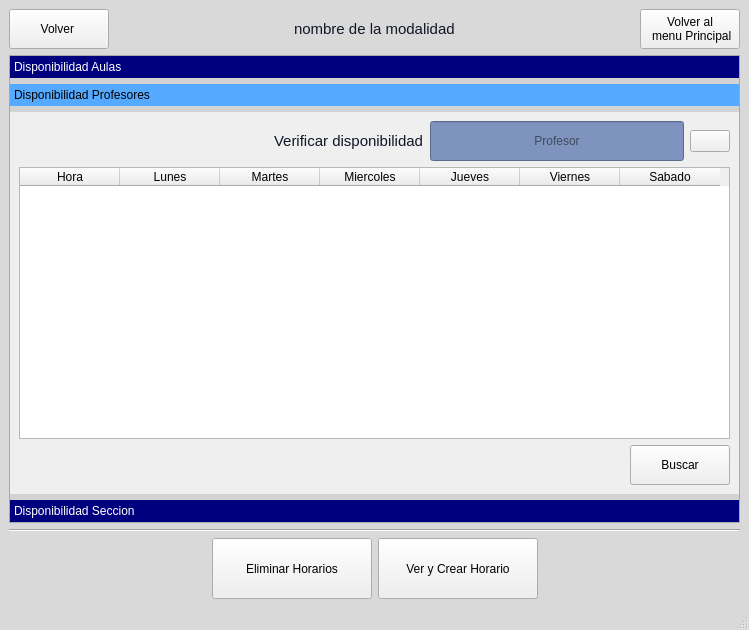
Before: the Qt Designer form ui/plantilla_menu_de_horarios.ui in Reinaldito04/IUTA----HORARIOS, drawn with Qt 5.
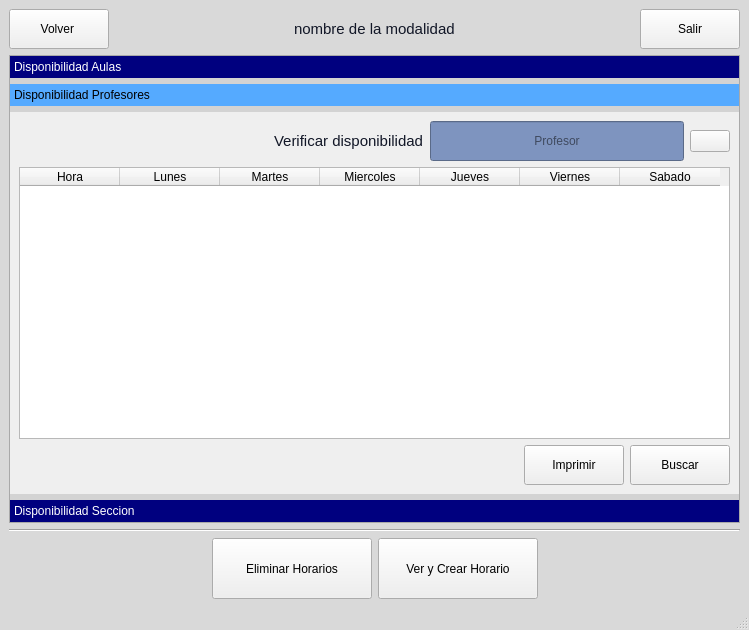
After: the same form once the commit is applied. The open tabs and pages were chosen to show the change. Icons and pictures are not drawn.

```diff
--- a/ui/plantilla_menu_de_horarios.ui
+++ b/ui/plantilla_menu_de_horarios.ui
@@ -109,8 +109,7 @@
 font-size:15px;</string>
         </property>
         <property name="text">
-         <string>Volver al  
- menu Principal</string>
+         <string>Salir</string>
         </property>
        </widget>
       </item>
@@ -302,8 +301,8 @@
         <rect>
          <x>0</x>
          <y>0</y>
-         <width>725</width>
-         <height>338</height>
+         <width>729</width>
+         <height>372</height>
         </rect>
        </property>
        <attribute name="icon">
@@ -428,6 +427,37 @@
             </property>
            </spacer>
           </item>
+          <item>
+           <widget class="QPushButton" name="bt_imprimirProfesor">
+            <property name="minimumSize">
+             <size>
+              <width>100</width>
+              <height>40</height>
+             </size>
+            </property>
+            <property name="maximumSize">
+             <size>
+              <width>100</width>
+              <height>40</height>
+             </size>
+            </property>
+            <property name="styleSheet">
+             <string notr="true">QPushButton{
+background-color:#253b59;
+color:white;
+font-size:14px;
+border-radius:15px;
+}
+QPushButton::Hover{
+background-color:#637aa6;
+}
+font-size:15px;</string>
+            </property>
+            <property name="text">
+             <string>Imprimir</string>
+            </property>
+           </widget>
+          </item>
           <item>
            <widget class="QPushButton" name="bt_buscarProf">
             <property name="minimumSize">
```
Left out of the diff: 10 changed lines with no effect on the pictures.
